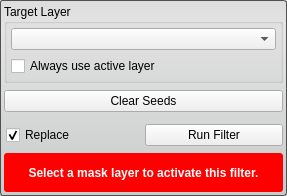
Before: the Qt Designer form src/Interface/ToolInterface/FillHolesFilterInterface.ui in SCIInstitute/Seg3D, drawn with Qt 5.
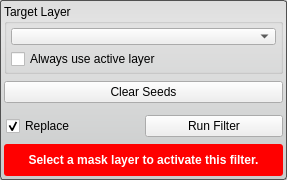
After: the same form once the commit is applied. Custom widgets are drawn as their Qt base class.

Commit message: updates to the Cmake files to remove warnings on Externals updated the SingleTargetTool so that it can handle setting the validity properly for tools and filters that have more than one required combobox. updated all the tool and filter UI's

Patch:
```diff
--- a/src/Interface/ToolInterface/FillHolesFilterInterface.ui
+++ b/src/Interface/ToolInterface/FillHolesFilterInterface.ui
@@ -7,7 +7,7 @@
     <x>0</x>
     <y>0</y>
     <width>287</width>
-    <height>196</height>
+    <height>180</height>
    </rect>
   </property>
   <property name="sizePolicy">
@@ -41,6 +41,18 @@
    </property>
    <item>
     <widget class="QGroupBox" name="target_groupbox_">
+     <property name="minimumSize">
+      <size>
+       <width>0</width>
+       <height>70</height>
+      </size>
+     </property>
+     <property name="maximumSize">
+      <size>
+       <width>16777215</width>
+       <height>70</height>
+      </size>
+     </property>
      <property name="title">
       <string>Target Layer</string>
      </property>
@@ -169,6 +181,12 @@
        <height>32</height>
       </size>
      </property>
+     <property name="maximumSize">
+      <size>
+       <width>16777215</width>
+       <height>32</height>
+      </size>
+     </property>
      <property name="styleSheet">
       <string notr="true">QLabel#message_{
   color: white;
```
The commit also changes 34 other files.
